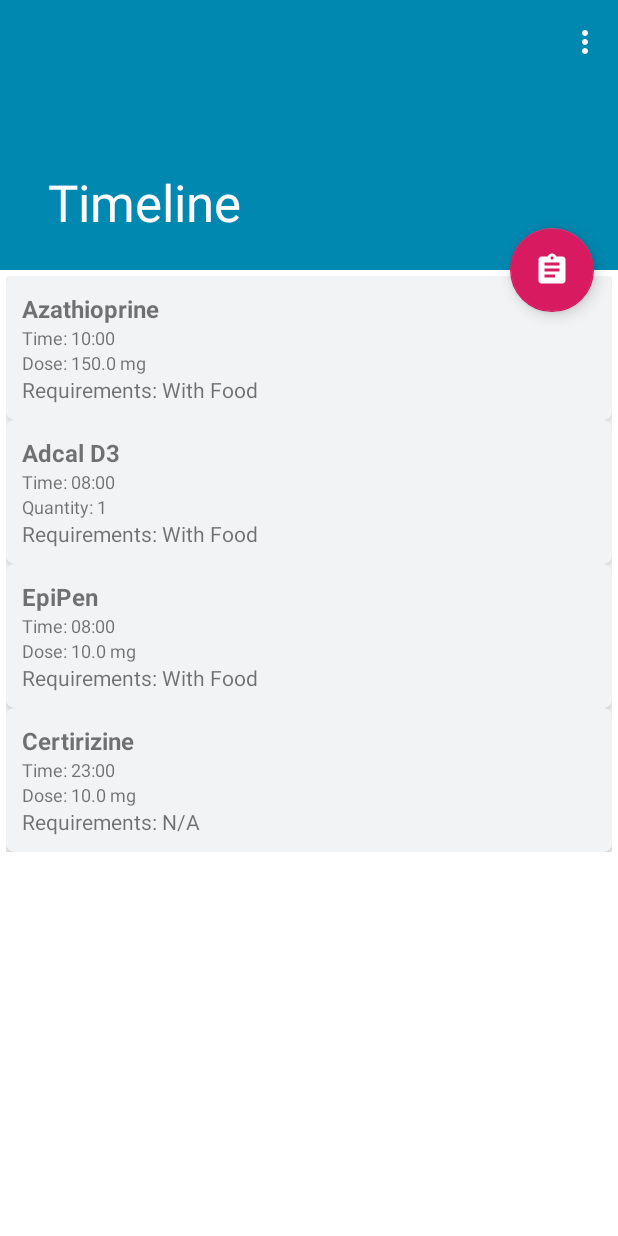
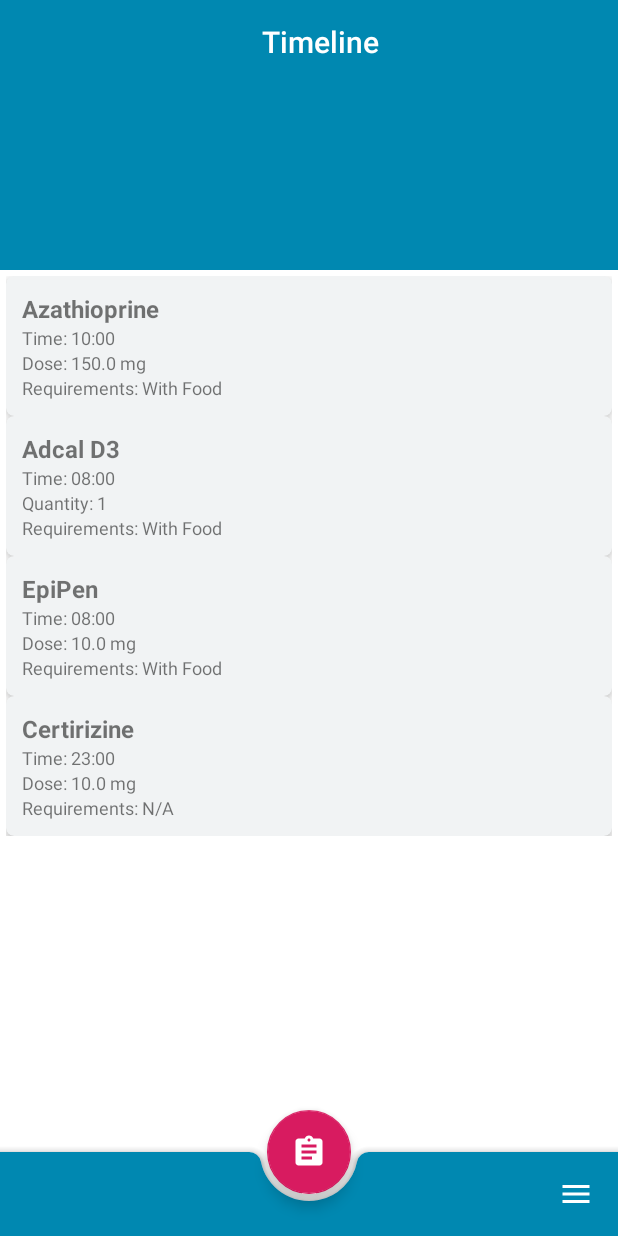
Before and after one commit to wrussell1999/medhelp-android, an Android app: the screen it shows after launch (Timeline), on a phone screen of 412 x 824 dp. Run offline under Robolectric (Android 15) with nearby library versions, the phone set to English and light mode, and no system bars.

Commit message:
UI update

```diff
--- a/app/src/main/java/com/will_russell/medhelp/About.java
+++ b/app/src/main/java/com/will_russell/medhelp/About.java
@@ -7,12 +7,17 @@ import android.net.Uri;
 import android.os.Bundle;
 import android.view.View;
 
+import com.google.android.material.bottomappbar.BottomAppBar;
+
 public class About extends AppCompatActivity {
 
     @Override
     protected void onCreate(Bundle savedInstanceState) {
         super.onCreate(savedInstanceState);
         setContentView(R.layout.activity_about);
+
+        BottomAppBar bar = findViewById(R.id.bar);
+        setSupportActionBar(bar);
         this.getSupportActionBar().setDisplayHomeAsUpEnabled(true);
         this.getSupportActionBar().setHomeAsUpIndicator(R.drawable.ic_arrow_back_white_24dp);
     }
--- a/app/src/main/java/com/will_russell/medhelp/Timeline.java
+++ b/app/src/main/java/com/will_russell/medhelp/Timeline.java
@@ -2,6 +2,8 @@ package com.will_russell.medhelp;
 
 import android.graphics.Typeface;
 import android.os.Bundle;
+
+import com.google.android.material.bottomappbar.BottomAppBar;
 import com.google.android.material.floatingactionbutton.FloatingActionButton;
 
 import androidx.appcompat.app.AppCompatActivity;
@@ -21,9 +23,10 @@ public class Timeline extends AppCompatActivity {
     protected void onCreate(Bundle savedInstanceState) {
         super.onCreate(savedInstanceState);
         setContentView(R.layout.activity_timeline);
-        Toolbar toolbar = findViewById(R.id.toolbar);
-        setSupportActionBar(toolbar);
-        this.getSupportActionBar().setTitle("Timeline");
+
+        BottomAppBar bar = findViewById(R.id.bar);
+        setSupportActionBar(bar);
+
         FloatingActionButton fab = findViewById(R.id.fab);
         fab.setOnClickListener(new View.OnClickListener() {
             @Override
@@ -31,6 +34,8 @@ public class Timeline extends AppCompatActivity {
                 openMedOverview();
             }
         });
+
+
 
         String[] times1 = new String[2];
         times1[0] = "10:00";
@@ -157,7 +162,7 @@ public class Timeline extends AppCompatActivity {
     }
 
     private TextView buildRequirements(int index) {
-        TextView tv = new TextView(this);
+        TextView tv = initialSetup(index);
         String text = "Requirements: ";
         for (int i = 0; i < Medication.medicationList.get(index).getRequirements().length; i++) {
             text += Medication.medicationList.get(index).getRequirements()[i];
--- /dev/null
+++ b/app/src/main/res/drawable/about_white.xml
@@ -0,0 +1,5 @@
+<vector android:height="24dp" android:tint="#FFFFFF"
+    android:viewportHeight="24.0" android:viewportWidth="24.0"
+    android:width="24dp" xmlns:android="http://schemas.android.com/apk/res/android">
+    <path android:fillColor="#FF000000" android:pathData="M12,12c2.21,0 4,-1.79 4,-4s-1.79,-4 -4,-4 -4,1.79 -4,4 1.79,4 4,4zM12,14c-2.67,0 -8,1.34 -8,4v2h16v-2c0,-2.66 -5.33,-4 -8,-4z"/>
+</vector>
--- /dev/null
+++ b/app/src/main/res/drawable/menu_white.xml
@@ -0,0 +1,5 @@
+<vector android:height="24dp" android:tint="#FFFFFF"
+    android:viewportHeight="24.0" android:viewportWidth="24.0"
+    android:width="24dp" xmlns:android="http://schemas.android.com/apk/res/android">
+    <path android:fillColor="#FF000000" android:pathData="M3,18h18v-2L3,16v2zM3,13h18v-2L3,11v2zM3,6v2h18L21,6L3,6z"/>
+</vector>
--- /dev/null
+++ b/app/src/main/res/drawable/settings_white.xml
@@ -0,0 +1,5 @@
+<vector android:height="24dp" android:tint="#FFFFFF"
+    android:viewportHeight="24.0" android:viewportWidth="24.0"
+    android:width="24dp" xmlns:android="http://schemas.android.com/apk/res/android">
+    <path android:fillColor="#FF000000" android:pathData="M19.43,12.98c0.04,-0.32 0.07,-0.64 0.07,-0.98s-0.03,-0.66 -0.07,-0.98l2.11,-1.65c0.19,-0.15 0.24,-0.42 0.12,-0.64l-2,-3.46c-0.12,-0.22 -0.39,-0.3 -0.61,-0.22l-2.49,1c-0.52,-0.4 -1.08,-0.73 -1.69,-0.98l-0.38,-2.65C14.46,2.18 14.25,2 14,2h-4c-0.25,0 -0.46,0.18 -0.49,0.42l-0.38,2.65c-0.61,0.25 -1.17,0.59 -1.69,0.98l-2.49,-1c-0.23,-0.09 -0.49,0 -0.61,0.22l-2,3.46c-0.13,0.22 -0.07,0.49 0.12,0.64l2.11,1.65c-0.04,0.32 -0.07,0.65 -0.07,0.98s0.03,0.66 0.07,0.98l-2.11,1.65c-0.19,0.15 -0.24,0.42 -0.12,0.64l2,3.46c0.12,0.22 0.39,0.3 0.61,0.22l2.49,-1c0.52,0.4 1.08,0.73 1.69,0.98l0.38,2.65c0.03,0.24 0.24,0.42 0.49,0.42h4c0.25,0 0.46,-0.18 0.49,-0.42l0.38,-2.65c0.61,-0.25 1.17,-0.59 1.69,-0.98l2.49,1c0.23,0.09 0.49,0 0.61,-0.22l2,-3.46c0.12,-0.22 0.07,-0.49 -0.12,-0.64l-2.11,-1.65zM12,15.5c-1.93,0 -3.5,-1.57 -3.5,-3.5s1.57,-3.5 3.5,-3.5 3.5,1.57 3.5,3.5 -1.57,3.5 -3.5,3.5z"/>
+</vector>
--- /dev/null
+++ b/app/src/main/res/drawable/view_icon.xml
@@ -0,0 +1,5 @@
+<vector android:height="24dp" android:tint="#FFFFFF"
+    android:viewportHeight="24.0" android:viewportWidth="24.0"
+    android:width="24dp" xmlns:android="http://schemas.android.com/apk/res/android">
+    <path android:fillColor="#FF000000" android:pathData="M11.5,9C10.12,9 9,10.12 9,11.5s1.12,2.5 2.5,2.5 2.5,-1.12 2.5,-2.5S12.88,9 11.5,9zM20,4L4,4c-1.1,0 -2,0.9 -2,2v12c0,1.1 0.9,2 2,2h16c1.1,0 2,-0.9 2,-2L22,6c0,-1.1 -0.9,-2 -2,-2zM16.79,18.21l-2.91,-2.91c-0.69,0.44 -1.51,0.7 -2.39,0.7C9.01,16 7,13.99 7,11.5S9.01,7 11.5,7 16,9.01 16,11.5c0,0.88 -0.26,1.69 -0.7,2.39l2.91,2.9 -1.42,1.42z"/>
+</vector>
--- a/app/src/main/res/layout/activity_timeline.xml
+++ b/app/src/main/res/layout/activity_timeline.xml
@@ -20,29 +20,50 @@
             android:layout_height="match_parent"
             android:fitsSystemWindows="true"
             app:contentScrim="?attr/colorPrimary"
+            app:expandedTitleGravity="bottom|center_horizontal"
             app:layout_scrollFlags="scroll|exitUntilCollapsed"
             app:toolbarId="@+id/toolbar">
-
             <androidx.appcompat.widget.Toolbar
                 android:id="@+id/toolbar"
                 android:layout_width="match_parent"
                 android:layout_height="?attr/actionBarSize"
                 app:layout_collapseMode="pin"
-                app:popupTheme="@style/AppTheme.PopupOverlay" />
-
+                app:popupTheme="@style/AppTheme.PopupOverlay">
+                <LinearLayout
+                    android:layout_width="match_parent"
+                    android:layout_height="match_parent"
+                    android:gravity="center">
+                    <TextView
+                        android:id="@+id/title"
+                        android:layout_width="wrap_content"
+                        android:layout_height="wrap_content"
+                        android:text="@string/title_activity_timeline"
+                        android:textColor="@color/white"
+                        style="@style/TextAppearance.AppCompat.Widget.ActionBar.Title" />
+                </LinearLayout>
+            </androidx.appcompat.widget.Toolbar>
         </com.google.android.material.appbar.CollapsingToolbarLayout>
     </com.google.android.material.appbar.AppBarLayout>
 
     <include layout="@layout/content_timeline" />
+
+    <com.google.android.material.bottomappbar.BottomAppBar
+        android:id="@+id/bar"
+        android:layout_width="match_parent"
+        android:layout_height="wrap_content"
+        android:layout_gravity="bottom"
+        style="@style/Widget.MaterialComponents.BottomAppBar"
+        android:backgroundTint="@color/colorPrimary"
+        app:fabAnimationMode="slide"/>
 
     <com.google.android.material.floatingactionbutton.FloatingActionButton
         android:id="@+id/fab"
         android:layout_width="wrap_content"
         android:layout_height="wrap_content"
         android:layout_margin="@dimen/fab_margin"
-        app:layout_anchor="@id/app_bar"
+        app:layout_anchor="@id/bar"
         app:layout_anchorGravity="bottom|end"
-        app:tint="#FFFFFF"
+        app:tint="@color/white"
         app:backgroundTint="@color/colorAccent"
         app:srcCompat="@drawable/ic_assignment_white_24dp" />
 
--- a/app/src/main/res/layout/content_timeline.xml
+++ b/app/src/main/res/layout/content_timeline.xml
@@ -14,50 +14,6 @@
         android:layout_height="match_parent"
         android:padding="4dp"
         android:orientation="vertical">
-        <!--
-        <com.google.android.material.card.MaterialCardView
-            android:layout_width="match_parent"
-            android:layout_height="wrap_content"
-            android:layout_margin="8dp"
-            android:minHeight="100dp"
-            android:padding="16dp"
-            app:cardBackgroundColor="@color/textboxBackground"
-            app:cardCornerRadius="8dp"
-            app:cardElevation="4dp">
 
-            <LinearLayout
-                android:layout_width="match_parent"
-                android:layout_height="match_parent"
-                android:orientation="vertical"
-                android:padding="16dp">
-
-                <TextView
-                    android:id="@+id/med_name"
-                    android:layout_width="wrap_content"
-                    android:layout_height="wrap_content"
-                    android:text="Azathioprime"
-                    android:textSize="16dp"
-                    android:textStyle="bold"/>
-
-                <TextView
-                    android:id="@+id/med_time"
-                    android:layout_width="wrap_content"
-                    android:layout_height="wrap_content"
-                    android:text="Time: 22:00"
-                    android:textSize="12dp" />
-                <TextView
-                    android:layout_width="wrap_content"
-                    android:layout_height="wrap_content"
-                    android:text="Dose: 150 mg"
-                    android:textSize="12dp"/>
-                <TextView
-                    android:layout_width="wrap_content"
-                    android:layout_height="wrap_content"
-                    android:text="Requirements: Take with food"
-                    android:textSize="12dp"/>
-            </LinearLayout>
-
-        </com.google.android.material.card.MaterialCardView>
--->
     </LinearLayout>
 </androidx.core.widget.NestedScrollView>
--- a/app/src/main/res/values/colors.xml
+++ b/app/src/main/res/values/colors.xml
@@ -6,4 +6,5 @@
     <color name="textboxBorder">#babdbe</color>
     <color name="textboxBackground">#f1f3f4</color>
     <color name="textColor">#000000</color>
+    <color name="white">#FFFFFF</color>
 </resources>
--- a/app/src/main/res/values/dimens.xml
+++ b/app/src/main/res/values/dimens.xml
@@ -7,4 +7,7 @@
     <dimen name="app_bar_height">180dp</dimen>
     <dimen name="text_margin">16dp</dimen>
     <dimen name="about_button_width">130dp</dimen>
+    <dimen name="bottom_sheet_corner_radius">16dp</dimen>
+    <dimen name="bottom_sheet_top_padding">8dp</dimen>
+
 </resources>
--- a/app/src/main/res/values/strings.xml
+++ b/app/src/main/res/values/strings.xml
@@ -7,6 +7,7 @@
     <string name="title_activity_medinfo">Add New Medication</string>
     <string name="title_activity_settings_activity">Settings</string>
     <string name="title_activity_about_activity">About</string>
+
 
     <string name="pick_time">Pick Time To Take Medication</string>
     <string name="pick_date">Pick End Date Of Prescription</string>
--- a/app/src/main/res/values/styles.xml
+++ b/app/src/main/res/values/styles.xml
@@ -3,6 +3,11 @@
         <item name="colorPrimary">@color/colorPrimary</item>
         <item name="colorPrimaryDark">@color/colorPrimary</item>
         <item name="colorAccent">@color/colorAccent</item>
+        <item name="android:actionOverflowButtonStyle">@style/ActionButtonOverflow</item>
+    </style>
+
+    <style name="ActionButtonOverflow" parent="android:style/Widget.Holo.ActionButton.Overflow">
+        <item name="android:src">@drawable/menu_white</item>
     </style>
 
     <style name="AppTheme.NoActionBar">
@@ -13,4 +18,20 @@
     <style name="AppTheme.AppBarOverlay" parent="ThemeOverlay.MaterialComponents.Dark.ActionBar" />
 
     <style name="AppTheme.PopupOverlay" parent="ThemeOverlay.MaterialComponents.Light" />
+
+
+    <style name="BottomSheetDialogTheme" parent="BaseBottomSheetDialog">
+        <item name="android:statusBarColor">@android:color/transparent</item>
+        <item name="android:navigationBarColor">@color/white</item>
+    </style>
+
+    <style name="BottomSheet" parent="@style/Widget.Design.BottomSheet.Modal">
+        <item name="android:background">@drawable/bg_bottom_sheet_dialog_fragment</item>
+    </style>
+
+    <style name="BaseBottomSheetDialog" parent="@style/Theme.Design.Light.BottomSheetDialog">
+        <item name="android:windowIsFloating">false</item>
+        <item name="bottomSheetStyle">@style/BottomSheet</item>
+    </style>
+
 </resources>
```
Also changed, not shown: app/src/main/AndroidManifest.xml (+8 -6 lines), app/src/main/java/com/will_russell/medhelp/ChangeMedication.java (+18 -2 lines), app/src/main/java/com/will_russell/medhelp/MedicationOverview.java (+6 -3 lines), app/src/main/res/drawable/bg_bottom_sheet_dialog_fragment.xml (added, +9 -0 lines), app/src/main/res/layout/activity_about.xml (+11 -10 lines), app/src/main/res/layout/activity_change_medication.xml (+12 -5 lines), app/src/main/res/layout/activity_medication_overview.xml (+14 -2 lines).
